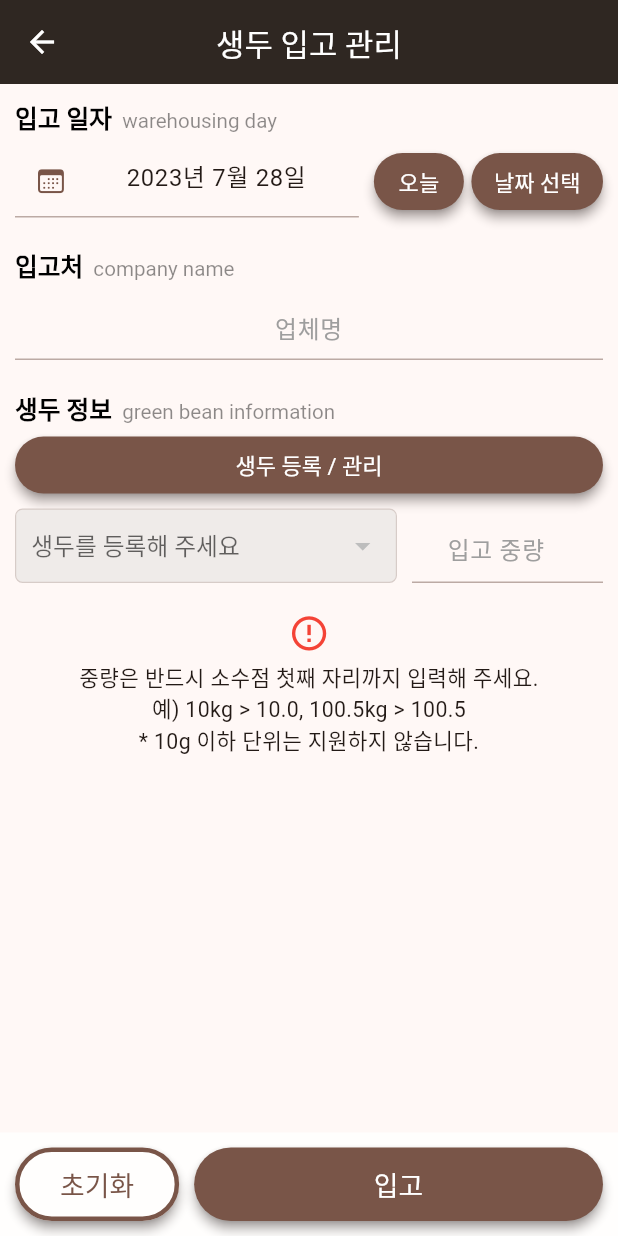
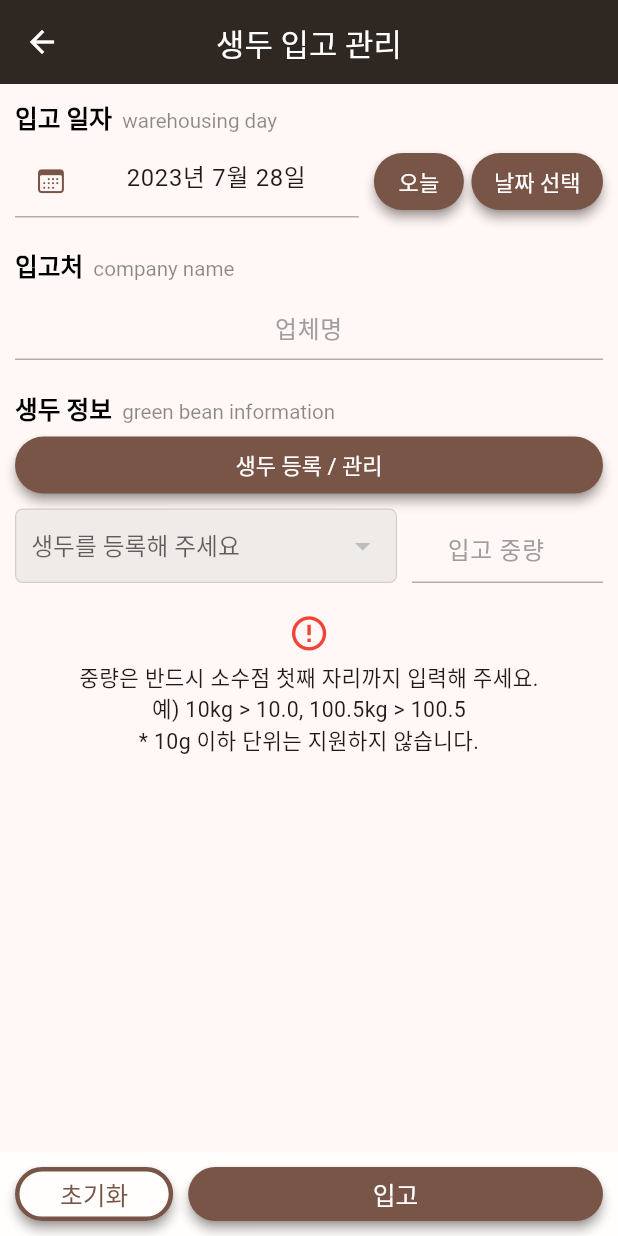
Before and after one commit to NamGideokk/bean_diary, a Flutter app: the screen it shows after launch, after a tap on "생두 입고 관리", on a phone screen of 412 x 824 dp. Run offline on Flutter 3.47's test engine with Material 2 defaults, Android fonts, the phone set to English and light mode, and no system bars; our stand-ins replace get, package_info_plus, sqflite; accounts and stored records are empty.

Commit message:
패키지인포 컨트롤러 추가, 실폰에서 ui 수정

```diff
--- /dev/null
+++ b/lib/controller/app_info_controller.dart
@@ -0,0 +1,29 @@
+import 'package:get/get.dart';
+import 'package:package_info_plus/package_info_plus.dart';
+
+class AppInfoController extends GetxController {
+  late PackageInfo packageInfo;
+  RxString _appName = "".obs;
+  RxString _packageName = "".obs;
+  RxString _version = "".obs;
+  RxString _buildNumber = "".obs;
+
+  get appName => _appName.value;
+  get packageName => _packageName.value;
+  get version => _version.value;
+  get buildNumber => _buildNumber.value;
+
+  Future<void> getPackageInfo() async {
+    packageInfo = await PackageInfo.fromPlatform();
+    _appName(packageInfo.appName);
+    _packageName(packageInfo.packageName);
+    _version(packageInfo.version);
+    _buildNumber(packageInfo.buildNumber);
+  }
+
+  @override
+  void onInit() {
+    super.onInit();
+    getPackageInfo();
+  }
+}
--- a/lib/main.dart
+++ b/lib/main.dart
@@ -4,6 +4,7 @@ import 'package:bean_diary/screens/sale_history_main.dart';
 import 'package:bean_diary/screens/sale_management_main.dart';
 import 'package:bean_diary/screens/stock_status_main.dart';
 import 'package:bean_diary/utility/colors_list.dart';
+import 'package:bean_diary/widgets/drawer_widget.dart';
 import 'package:flutter/material.dart';
 import 'package:package_info_plus/package_info_plus.dart';
 
@@ -115,7 +116,7 @@ class MyApp extends StatelessWidget {
         expansionTileTheme: ExpansionTileThemeData(
           tilePadding: const EdgeInsets.fromLTRB(15, 0, 5, 0),
           collapsedBackgroundColor: Colors.brown[50],
-          backgroundColor: Colors.brown[100]!.withOpacity(0.7),
+          backgroundColor: Colors.brown[100]!.withOpacity(0.5),
         ),
         dividerTheme: const DividerThemeData(
           color: Colors.brown,
@@ -200,81 +201,7 @@ class _MyHomePageState extends State<MyHomePage> {
         ),
         leadingWidth: 44,
       ),
-      drawer: Container(
-        padding: const EdgeInsets.only(bottom: 10),
-        color: Colors.brown[50],
-        width: width * 0.85,
-        child: SafeArea(
-          top: false,
-          child: Column(
-            mainAxisAlignment: MainAxisAlignment.spaceBetween,
-            children: [
-              Container(
-                height: height / 5,
-                decoration: BoxDecoration(
-                  gradient: LinearGradient(
-                    begin: Alignment.topCenter,
-                    end: Alignment.bottomCenter,
-                    colors: [
-                      Colors.brown[100]!,
-                      Colors.brown[50]!,
-                    ],
-                  ),
-                ),
-              ),
-              Column(
-                children: [
-                  Image.asset(
-                    "assets/images/logo.png",
-                    width: height / 14,
-                  ),
-                  const SizedBox(height: 20),
-                  Text(
-                    "Bean Diary",
-                    style: TextStyle(
-                      fontSize: height / 60,
-                      color: Colors.black54,
-                      height: 0.6,
-                    ),
-                  ),
-                  Text(
-                    "원두 다이어리",
-                    style: TextStyle(
-                      fontSize: height / 40,
-                      color: Colors.black,
-                    ),
-                  ),
-                ],
-              ),
-              const SizedBox(),
-              Column(
-                children: [
-                  Text(
-                    "v1.0.0",
-                    style: TextStyle(
-                      fontSize: height / 58,
-                    ),
-                  ),
-                  Text(
-                    "created by 남기덕",
-                    style: TextStyle(
-                      fontSize: height / 58,
-                    ),
-                  ),
-                  const SizedBox(height: 50),
-                  Text(
-                    "all icons created by Freepik - Flaticon",
-                    style: TextStyle(
-                      color: Colors.black26,
-                      fontSize: height / 70,
-                    ),
-                  ),
-                ],
-              ),
-            ],
-          ),
-        ),
-      ),
+      drawer: const DrawerWidget(),
       body: Container(
         padding: const EdgeInsets.all(15.0),
         height: height,
--- a/lib/screens/green_bean_warehousing_main.dart
+++ b/lib/screens/green_bean_warehousing_main.dart
@@ -118,7 +118,6 @@ class _GreenBeanWarehousingMainState extends State<GreenBeanWarehousingMain> {
                                 textAlign: TextAlign.center,
                                 controller: _warehousingGreenBeanCtrl.weightTECtrl,
                                 focusNode: _weightFN,
-                                keyboardType: Platform.isAndroid ? TextInputType.number : null,
                                 style: TextStyle(
                                   fontSize: height / 52,
                                 ),
@@ -157,12 +156,12 @@ class _GreenBeanWarehousingMainState extends State<GreenBeanWarehousingMain> {
                               if (confirm) allValueInit();
                             },
                             style: ElevatedButton.styleFrom(
-                              padding: const EdgeInsets.symmetric(horizontal: 30, vertical: 15),
+                              padding: const EdgeInsets.symmetric(horizontal: 30, vertical: 10),
                             ),
                             child: Text(
                               "초기화",
                               style: TextStyle(
-                                fontSize: height / 46,
+                                fontSize: height / 50,
                               ),
                             ),
                           ),
@@ -225,12 +224,12 @@ class _GreenBeanWarehousingMainState extends State<GreenBeanWarehousingMain> {
                                 if (insertResult) allValueInit();
                               },
                               style: ElevatedButton.styleFrom(
-                                padding: const EdgeInsets.symmetric(horizontal: 30, vertical: 15),
+                                padding: const EdgeInsets.symmetric(horizontal: 30, vertical: 10),
                               ),
                               child: Text(
                                 "입고",
                                 style: TextStyle(
-                                  fontSize: height / 46,
+                                  fontSize: height / 50,
                                 ),
                               ),
                             ),
--- /dev/null
+++ b/lib/widgets/drawer_widget.dart
@@ -0,0 +1,99 @@
+import 'package:bean_diary/controller/app_info_controller.dart';
+import 'package:flutter/material.dart';
+import 'package:get/get.dart';
+
+class DrawerWidget extends StatelessWidget {
+  const DrawerWidget({Key? key}) : super(key: key);
+
+  @override
+  Widget build(BuildContext context) {
+    final appInfoCtrl = Get.put(AppInfoController());
+    final height = MediaQuery.of(context).size.height;
+    final width = MediaQuery.of(context).size.width;
+    return Container(
+      padding: const EdgeInsets.only(bottom: 10),
+      color: Colors.brown[50],
+      width: width * 0.85,
+      child: SafeArea(
+        top: false,
+        child: Column(
+          mainAxisAlignment: MainAxisAlignment.spaceBetween,
+          children: [
+            Container(
+              height: height / 5,
+              decoration: BoxDecoration(
+                gradient: LinearGradient(
+                  begin: Alignment.topCenter,
+                  end: Alignment.bottomCenter,
+                  colors: [
+                    Colors.brown[100]!,
+                    Colors.brown[50]!,
+                  ],
+                ),
+              ),
+            ),
+            Column(
+              children: [
+                Image.asset(
+                  "assets/images/logo.png",
+                  width: height / 14,
+                ),
+                const SizedBox(height: 20),
+                Text(
+                  "Bean Diary",
+                  style: TextStyle(
+                    fontSize: height / 60,
+                    color: Colors.black54,
+                    height: 0.6,
+                  ),
+                ),
+                Text(
+                  "원두 다이어리",
+                  style: TextStyle(
+                    fontSize: height / 40,
+                    color: Colors.black,
+                  ),
+                ),
+              ],
+            ),
+            const SizedBox(),
+            Obx(
+              () => Column(
+                children: [
+                  _MyText(text: "v${appInfoCtrl.version}"),
+                  const SizedBox(height: 5),
+                  const _MyText(text: "created by 남기덕"),
+                  const _MyText(text: "namgd1222@gmail.com"),
+                  const SizedBox(height: 50),
+                  Text(
+                    "all icons created by Freepik - Flaticon",
+                    style: TextStyle(
+                      color: Colors.black26,
+                      fontSize: height / 70,
+                    ),
+                  ),
+                ],
+              ),
+            ),
+          ],
+        ),
+      ),
+    );
+  }
+}
+
+class _MyText extends StatelessWidget {
+  final String text;
+  const _MyText({Key? key, required this.text}) : super(key: key);
+
+  @override
+  Widget build(BuildContext context) {
+    final height = MediaQuery.of(context).size.height;
+    return Text(
+      text,
+      style: TextStyle(
+        fontSize: height / 60,
+      ),
+    );
+  }
+}
--- a/lib/widgets/empty_widget.dart
+++ b/lib/widgets/empty_widget.dart
@@ -9,13 +9,15 @@ class EmptyWidget extends StatelessWidget {
 
   @override
   Widget build(BuildContext context) {
+    final height = MediaQuery.of(context).size.height;
     return Center(
       child: Padding(
         padding: const EdgeInsets.symmetric(vertical: 20),
         child: Text(
           content,
-          style: const TextStyle(
+          style: TextStyle(
             color: Colors.grey,
+            fontSize: height / 60,
           ),
         ),
       ),
```
Also changed, not shown: lib/screens/roasting_management_main.dart (+4 -4 lines), lib/screens/sale_history_main.dart (+7 -5 lines), lib/screens/sale_management_main.dart (+4 -4 lines).
